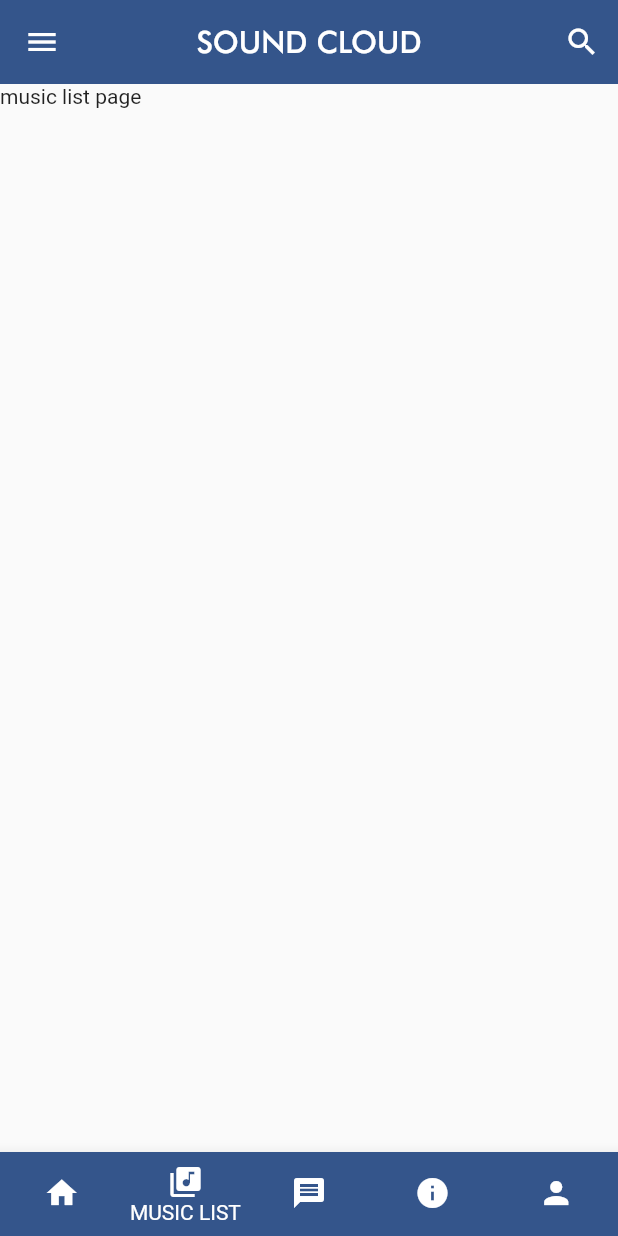
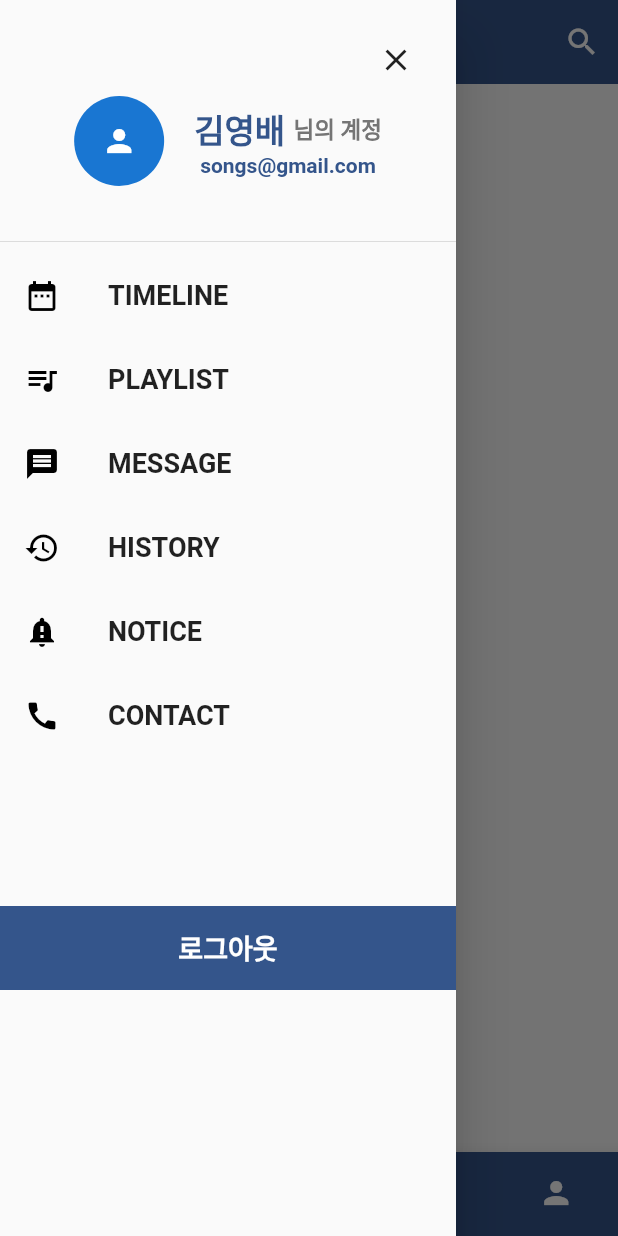
Before and after one commit to canoe726/Music_app, a Flutter app: the home screen opened by its route, item 2 of the bottom bar chosen, with the side drawer open (before the commit the screen has no drawer), on a phone screen of 412 x 824 dp. Run offline on Flutter 3.47's test engine with Material 2 defaults, Android fonts, the light colour scheme and no system bars; missing offline and left inert: imagebutton; Roboto replaces fonts that are missing (Nanum).

Commit message:
Add Drawer in homePage

```diff
--- a/lib/pages/home.dart
+++ b/lib/pages/home.dart
@@ -13,7 +13,6 @@
 }
 
 class _homeState extends State<home> {
-
   int _selectedIndex = 0;
   final List<Widget> pages = [
     homePage(
@@ -43,10 +42,6 @@
         backgroundColor: const Color(0xFF34558b),
         centerTitle: true,
         elevation: 0.0,
-        leading: IconButton(
-          icon: Icon(Icons.menu),
-          onPressed: () {},
-        ),
         title: TextButton(
           buttonName: 'SOUND CLOUD',
           onPressed: () {},
@@ -63,13 +58,188 @@
           )
         ],
       ),
+      drawer: Drawer(
+        child: ListView(
+          // Important: Remove any padding from the ListView.
+          padding: EdgeInsets.zero,
+          children: <Widget>[
+            DrawerHeader(
+              child: Column(
+                children: <Widget>[
+                  Row(
+                    children: <Widget>[
+                      Expanded(child: Text(''),),
+                      IconButton(
+                        icon: Icon(Icons.close),
+                        onPressed: () {},
+                      )
+                    ],
+                  ),
+                  Row(
+                    mainAxisAlignment: MainAxisAlignment.center,
+                    children: <Widget>[
+                      CircleAvatar(
+                        child: Icon(Icons.person),
+                        radius: 30.0,
+                      ),
+                      SizedBox(width: 20.0),
+                      Column(
+                        children: <Widget>[
+                          Row(
+                            children: <Widget>[
+                              Text(
+                                '김영배 ',
+                                style: TextStyle(
+                                  fontSize: 22.0,
+                                  color: const Color(0xFF34558b),
+                                  fontFamily: 'Nanum',
+                                  fontWeight: FontWeight.bold,
+                                ),
+                              ),
+                              Text(
+                                '님의 계정',
+                                style: TextStyle(
+                                    fontSize: 15.0,
+                                  color: Colors.grey[600],
+                                  fontFamily: 'Nanum',
+                                  fontWeight: FontWeight.bold,
+                                ),
+                              ),
+                            ],
+                          ),
+                          Text(
+                            'songs@gmail.com',
+                            style: TextStyle(
+                              color: const Color(0xFF34558b),
+                              fontFamily: 'Nanum',
+                              fontWeight: FontWeight.bold,
+                            ),
+                          ),
+                        ],
+                      ),
+                    ],
+                  ),
+                ],
+              ),
+            ),
+            ListTile(
+              leading: Icon(
+                  Icons.date_range,
+                  color: Colors.black,
+              ),
+              title: Text(
+                'TIMELINE',
+                style: TextStyle(
+                  fontSize: 18,
+                  fontFamily: 'Nanum',
+                  fontWeight: FontWeight.bold,
+                ),
+              ),
+              onTap: () {},
+            ),
+            ListTile(
+              leading: Icon(
+                Icons.queue_music,
+                color: Colors.black,
+              ),
+              title: Text(
+                'PLAYLIST',
+                style: TextStyle(
+                  fontSize: 18,
+                  fontFamily: 'Nanum',
+                  fontWeight: FontWeight.bold,
+                ),
+              ),
+              onTap: () {},
+            ),
+            ListTile(
+              leading: Icon(
+                Icons.message,
+                color: Colors.black,
+              ),
+              title: Text(
+                'MESSAGE',
+                style: TextStyle(
+                  fontSize: 18,
+                  fontFamily: 'Nanum',
+                  fontWeight: FontWeight.bold,
+                ),
+              ),
+              onTap: () {},
+            ),
+            ListTile(
+              leading: Icon(
+                Icons.history,
+                color: Colors.black,
+              ),
+              title: Text(
+                'HISTORY',
+                style: TextStyle(
+                  fontSize: 18,
+                  fontFamily: 'Nanum',
+                  fontWeight: FontWeight.bold,
+                ),
+              ),
+              onTap: () {},
+            ),
+            ListTile(
+              leading: Icon(
+                Icons.notification_important,
+                color: Colors.black,
+              ),
+              title: Text(
+                'NOTICE',
+                style: TextStyle(
+                  fontSize: 18,
+                  fontFamily: 'Nanum',
+                  fontWeight: FontWeight.bold,
+                ),
+              ),
+              onTap: () {},
+            ),
+            ListTile(
+              leading: Icon(
+                Icons.call,
+                color: Colors.black,
+              ),
+              title: Text(
+                'CONTACT',
+                style: TextStyle(
+                  fontSize: 18,
+                  fontFamily: 'Nanum',
+                  fontWeight: FontWeight.bold,
+                ),
+              ),
+              onTap: () {},
+            ),
+            SizedBox(height: 99.0),
+            Container(
+              color: const Color(0xFF34558b),
+              child: ListTile(
+                title: Center(
+                  child: Text(
+                    '로그아웃',
+                    style: TextStyle(
+                      fontSize: 18,
+                      fontFamily: 'Nanum',
+                      fontWeight: FontWeight.bold,
+                      color: Colors.white,
+                    ),
+                  ),
+                ),
+                onTap: () {},
+              ),
+            ),
+          ],
+        ),
+      ),
       bottomNavigationBar: BottomNavigationBar(
         backgroundColor: const Color(0xFF34558b),
         currentIndex: _selectedIndex,
         type: BottomNavigationBarType.fixed,
-        showSelectedLabels: true,
+        showSelectedLabels: false,
         showUnselectedLabels: false,
-        selectedItemColor: Colors.white,
+        selectedItemColor: Colors.grey,
         unselectedItemColor: Colors.white,
         onTap: onItemTapped,
         items: [
```
